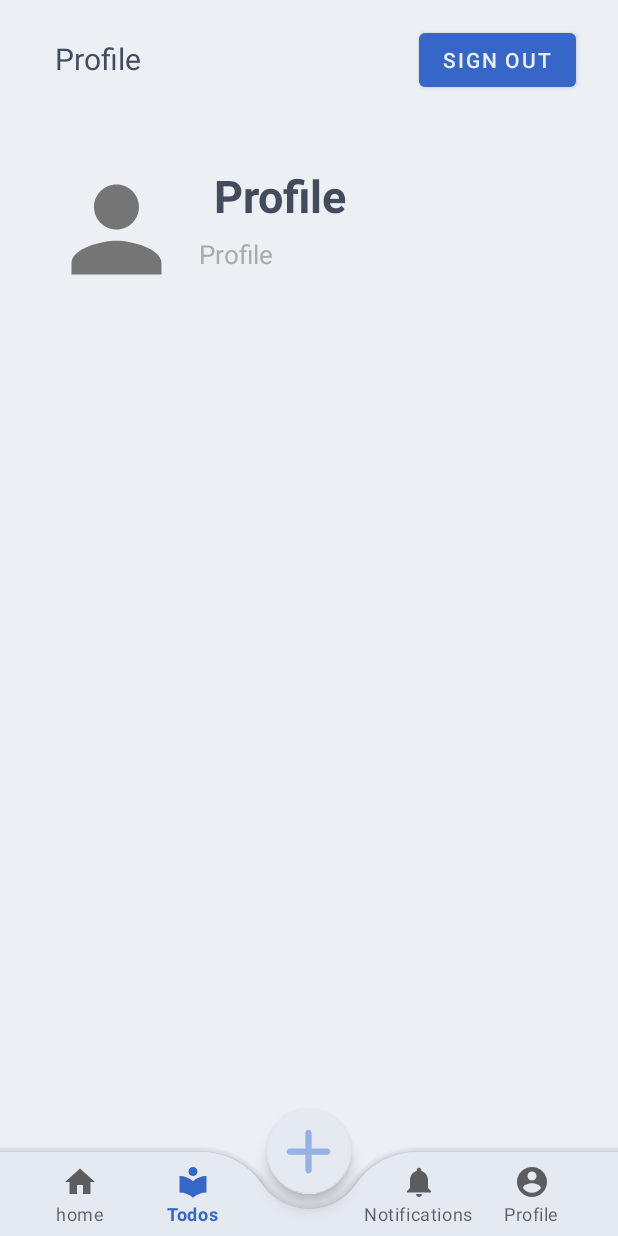
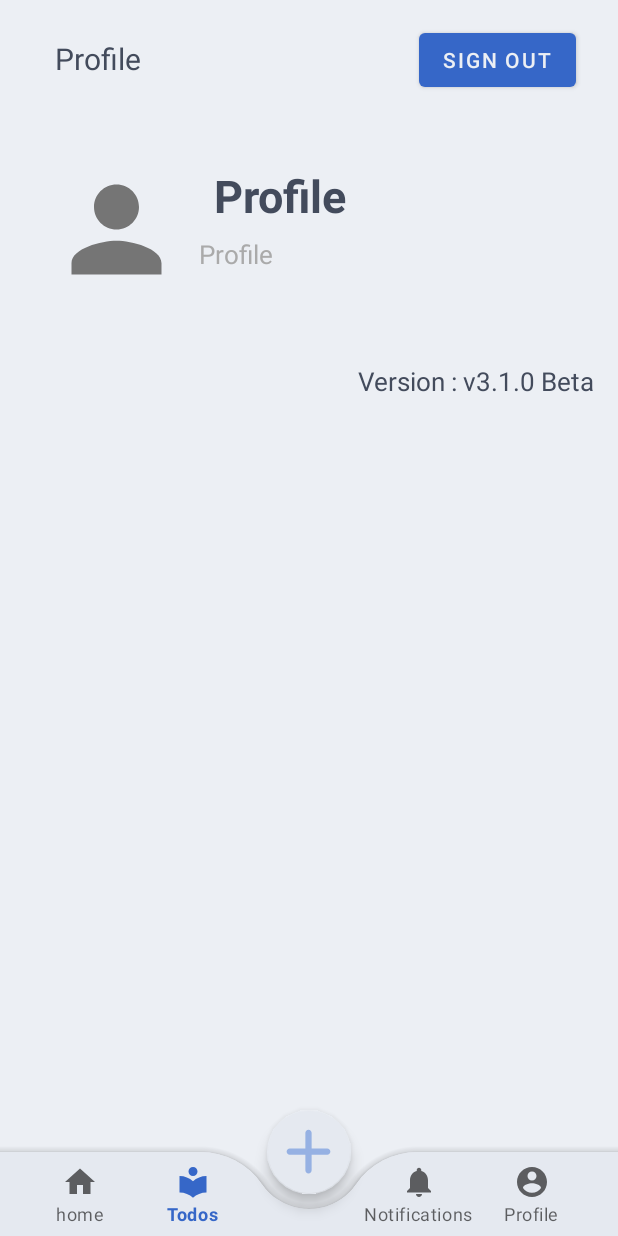
Before and after one commit to ETS-Android3/eidetic, an Android app: the fragment fourthFragment placed in its activity, on a phone screen of 412 x 824 dp. Run offline under Robolectric (Android 15) with nearby library versions, the phone set to English and light mode, and no system bars; our stand-ins replace Picasso; libraries missing offline, so code that uses them is left out: com.mikhaellopez.circularimageview; plain views replace CircularImageView; 1 statement that could not run was skipped.

Commit message:
updated version to 3.1.0

```diff
--- a/app/src/main/java/com/example/todo_app/SecondFragment.java
+++ b/app/src/main/java/com/example/todo_app/SecondFragment.java
@@ -72,15 +72,14 @@ public class SecondFragment extends Fragment {
         });
 
 
-
         //  calling databasehelper
         DB = new DatabaseHelper(thiscontext);
         Cursor res = DB.getdata();
         if (res.getCount() == 0) {
-            Toast.makeText(thiscontext, "whoohoo! No ToDo Present", Toast.LENGTH_SHORT).show();
+//            Toast.makeText(thiscontext, "whoohoo! No ToDo Present", Toast.LENGTH_SHORT).show();
 
         } else {
-            ImageView emptyimage=(ImageView) view.findViewById(R.id.emptypage);
+            ImageView emptyimage = (ImageView) view.findViewById(R.id.emptypage);
             emptyimage.setVisibility(View.INVISIBLE);
 
             while (res.moveToNext()) {
@@ -123,24 +122,20 @@ public class SecondFragment extends Fragment {
         for (int i = 0; i < size; i++) {
 
 //            ToDoAdapter.ViewHolder wordView = (ToDoAdapter.ViewHolder) mRecView.getChildAt(i);
-            View wordview=mRecView.getChildAt(i);
+            View wordview = mRecView.getChildAt(i);
 //            CheckBox status = (CheckBox) wordView.itemView.findViewById(R.id.todoCheckbox);
-            if(wordview==null){
-                System.out.println("null at pos "+i);
-            }
-            else{
-                CheckBox status=wordview.findViewById(R.id.todoCheckbox);
+            if (wordview == null) {
+                System.out.println("null at pos " + i);
+            } else {
+                CheckBox status = wordview.findViewById(R.id.todoCheckbox);
                 if (status.isChecked()) {
                     list.add(i);
-                    System.out.println("yes "+i);
-                }
-                else{
-                    System.out.println("no "+i);
+                    System.out.println("yes " + i);
+                } else {
+                    System.out.println("no " + i);
                 }
 
             }
-
-
 
 
         }
@@ -153,7 +148,7 @@ public class SecondFragment extends Fragment {
     public void deleteItem(int position) {
         ToDoModel item = taskList.get(position);
         int editid = item.getId();
-        System.out.println("id : " + editid+" - "+item.getTask());
+        System.out.println("id : " + editid + " - " + item.getTask());
         Boolean checkupdatedata = DB.deleteuserdetails(editid);
     }
 
@@ -167,8 +162,8 @@ public class SecondFragment extends Fragment {
                     public void onClick(DialogInterface dialog, int which) {
 
                         System.out.println("delete------------");
-                        for(int pos:checkedlist){
-                            System.out.println("deleting task on - "+pos);
+                        for (int pos : checkedlist) {
+                            System.out.println("deleting task on - " + pos);
                             deleteItem(pos);
                         }
                         refreshsecondFragment();
--- a/app/src/main/java/com/example/todo_app/Utils/DatabaseHelper.java
+++ b/app/src/main/java/com/example/todo_app/Utils/DatabaseHelper.java
@@ -29,10 +29,10 @@ public class DatabaseHelper extends SQLiteOpenHelper {
     }
 
     @RequiresApi(api = Build.VERSION_CODES.N)
-    public Boolean insertuserdetails(String task) {
+    public Boolean insertuserdetails(String task,String date) {
         SQLiteDatabase DB = this.getWritableDatabase();
         ContentValues cv = new ContentValues();
-        String date=getCurDate();
+
         cv.put("task", task);
         cv.put("date", date);
         cv.put("status", 0);
--- a/app/src/main/res/layout/fragment_fourth.xml
+++ b/app/src/main/res/layout/fragment_fourth.xml
@@ -6,7 +6,7 @@
     xmlns:tools="http://schemas.android.com/tools"
     android:id="@+id/flFragment"
     android:layout_width="match_parent"
-    android:layout_height="wrap_content"
+    android:layout_height="match_parent"
     android:fillViewport="true"
     tools:layout_editor_absoluteX="1dp"
     tools:layout_editor_absoluteY="1dp">
@@ -45,6 +45,7 @@
             app:layout_constraintTop_toTopOf="parent" />
 
         <androidx.constraintlayout.widget.ConstraintLayout
+            android:id="@+id/constraintLayout2"
             android:layout_width="380dp"
             android:layout_height="150dp"
             android:layout_marginTop="92dp"
@@ -86,8 +87,8 @@
                 android:layout_width="271dp"
                 android:layout_height="63dp"
                 android:layout_marginTop="60dp"
+                android:paddingLeft="10dp"
                 android:paddingTop="5dp"
-                android:paddingLeft="10dp"
                 android:text="Profile"
                 android:textColor="@android:color/darker_gray"
                 android:textSize="17dp"
@@ -96,8 +97,21 @@
                 app:layout_constraintTop_toTopOf="parent" />
 
 
+        </androidx.constraintlayout.widget.ConstraintLayout>
 
-        </androidx.constraintlayout.widget.ConstraintLayout>
+        <TextView
+            android:id="@+id/appversion"
+            android:layout_width="215dp"
+            android:layout_height="36dp"
+            android:gravity="center_horizontal|right"
+            android:text="@string/appversion"
+            android:textSize="17dp"
+            app:layout_constraintBottom_toBottomOf="parent"
+            app:layout_constraintEnd_toEndOf="parent"
+            app:layout_constraintHorizontal_bias="0.918"
+            app:layout_constraintStart_toStartOf="parent"
+            app:layout_constraintTop_toBottomOf="@+id/constraintLayout2"
+            app:layout_constraintVertical_bias="0.165" />
 
 
     </androidx.constraintlayout.widget.ConstraintLayout>
--- a/app/src/main/res/values/strings.xml
+++ b/app/src/main/res/values/strings.xml
@@ -2,4 +2,5 @@
     <string name="app_name">eidetic</string>
     <!-- TODO: Remove or change this placeholder text -->
     <string name="hello_blank_fragment">Hello blank fragment</string>
+    <string name="appversion">Version : v3.1.0 Beta</string>
 </resources>
```
Also changed, not shown: app/src/main/java/com/example/todo_app/FirstFragment.java (+12 -0 lines), app/src/main/java/com/example/todo_app/MainActivity.java (+23 -1 lines).
